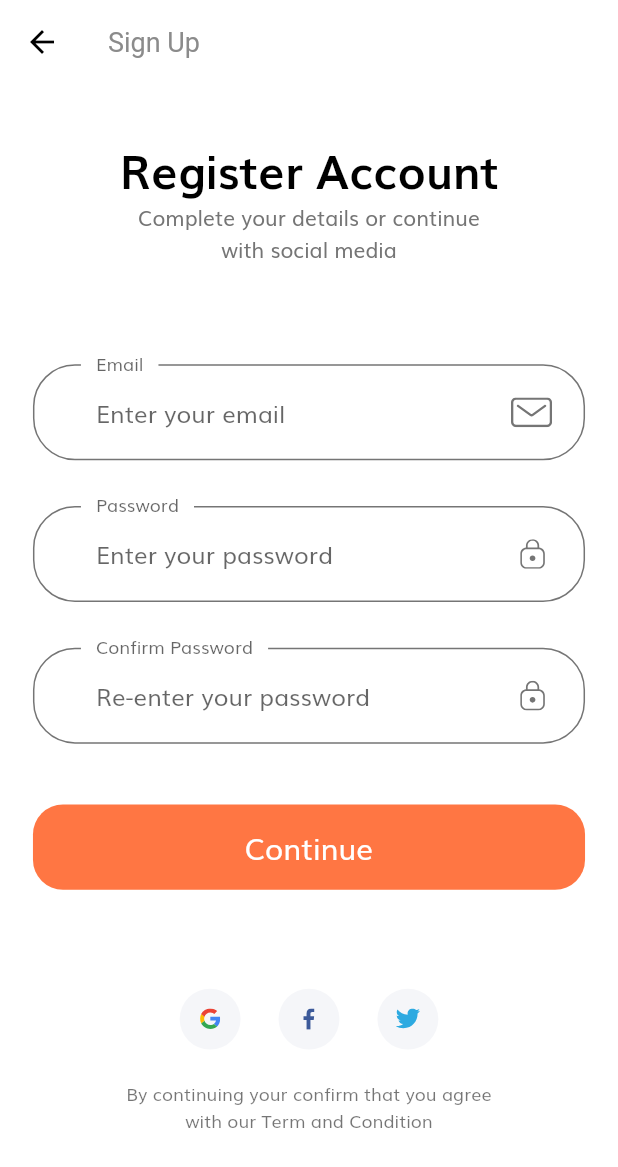
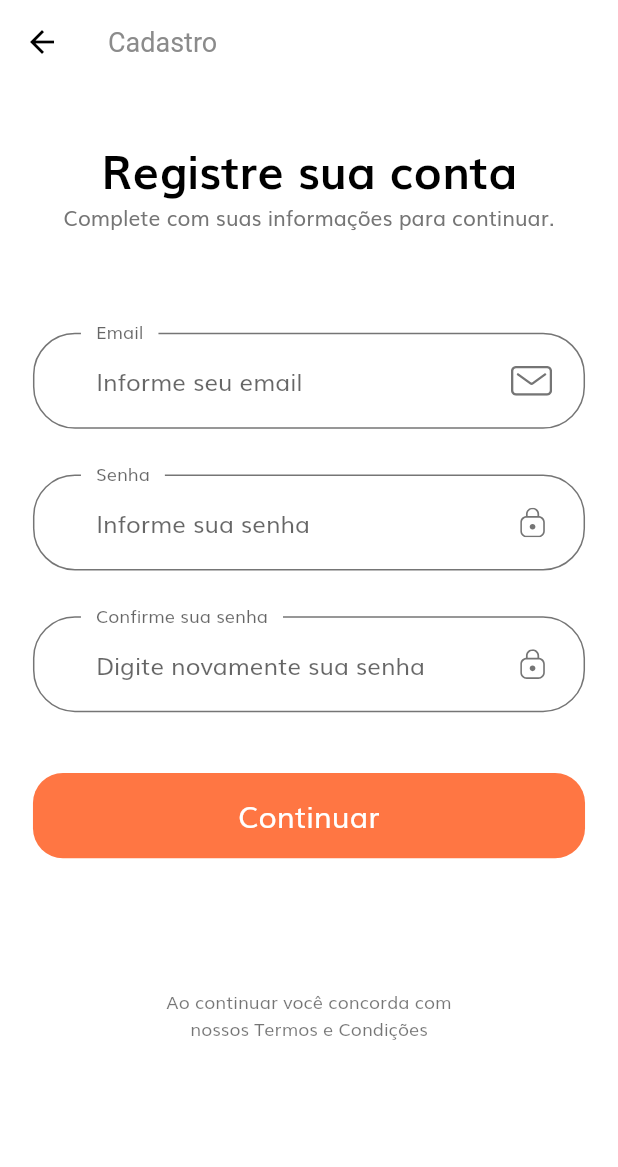
Before and after one commit to vasconceloscezar/in8_shop_app, a Flutter app: the SignUpScreen screen opened by its route, on a phone screen of 412 x 824 dp. Shown: the top 1167 px of the screen. Run offline on Flutter 3.47's test engine with Material 2 defaults, Android fonts, the phone set to English and light mode, and no system bars; our stand-ins replace flutter_svg; network calls fail.

Commit message:
fix: translations

```diff
--- a/lib/components/no_account_text.dart
+++ b/lib/components/no_account_text.dart
@@ -15,13 +15,13 @@ class NoAccountText extends StatelessWidget {
       mainAxisAlignment: MainAxisAlignment.center,
       children: [
         Text(
-          "Don’t have an account? ",
+          "Ainda não tem uma conta? ",
           style: TextStyle(fontSize: getProportionateScreenWidth(16)),
         ),
         GestureDetector(
           onTap: () => Navigator.pushNamed(context, SignUpScreen.routeName),
           child: Text(
-            "Sign Up",
+            "Cadastre-se",
             style: TextStyle(
                 fontSize: getProportionateScreenWidth(16),
                 color: kPrimaryColor),
--- a/lib/screens/complete_profile/complete_profile_screen.dart
+++ b/lib/screens/complete_profile/complete_profile_screen.dart
@@ -10,7 +10,7 @@ class CompleteProfileScreen extends StatelessWidget {
   Widget build(BuildContext context) {
     return Scaffold(
       appBar: AppBar(
-        title: const Text('Sign Up'),
+        title: const Text('Cadastro'),
       ),
       body: const Body(),
     );
--- a/lib/screens/complete_profile/components/body.dart
+++ b/lib/screens/complete_profile/components/body.dart
@@ -19,16 +19,16 @@ class Body extends StatelessWidget {
             child: Column(
               children: [
                 SizedBox(height: SizeConfig.screenHeight * 0.03),
-                Text("Complete Profile", style: headingStyle),
+                Text("Finalizar perfil", style: headingStyle),
                 const Text(
-                  "Complete your details or continue  \nwith social media",
+                  "Complete com suas informações para continuar.",
                   textAlign: TextAlign.center,
                 ),
                 SizedBox(height: SizeConfig.screenHeight * 0.06),
-                CompleteProfileForm(),
+                const CompleteProfileForm(),
                 SizedBox(height: getProportionateScreenHeight(30)),
                 Text(
-                  "By continuing your confirm that you agree \nwith our Term and Condition",
+                  'Ao continuar você concorda com \nnossos Termos e Condições',
                   textAlign: TextAlign.center,
                   style: Theme.of(context).textTheme.caption,
                 ),
--- a/lib/screens/complete_profile/components/complete_profile_form.dart
+++ b/lib/screens/complete_profile/components/complete_profile_form.dart
@@ -11,7 +11,7 @@ class CompleteProfileForm extends StatefulWidget {
   const CompleteProfileForm({super.key});
 
   @override
-  _CompleteProfileFormState createState() => _CompleteProfileFormState();
+  State<CompleteProfileForm> createState() => _CompleteProfileFormState();
 }
 
 class _CompleteProfileFormState extends State<CompleteProfileForm> {
@@ -54,7 +54,7 @@ class _CompleteProfileFormState extends State<CompleteProfileForm> {
           FormError(errors: errors),
           SizedBox(height: getProportionateScreenHeight(40)),
           DefaultButton(
-            text: "continue",
+            text: "Continuar",
             press: () {
               if (_formKey.currentState!.validate()) {
                 Navigator.pushNamed(context, ProfileScreen.routeName);
@@ -83,8 +83,8 @@ class _CompleteProfileFormState extends State<CompleteProfileForm> {
         return null;
       },
       decoration: const InputDecoration(
-        labelText: "Address",
-        hintText: "Enter your phone address",
+        labelText: "Endereço",
+        hintText: "Informe seu endereço",
         // If  you are using latest version of flutter then lable text and hint text shown like this
         // if you r using flutter less then 1.20.* then maybe this is not working properly
         floatingLabelBehavior: FloatingLabelBehavior.always,
@@ -112,8 +112,8 @@ class _CompleteProfileFormState extends State<CompleteProfileForm> {
         return null;
       },
       decoration: const InputDecoration(
-        labelText: "Phone Number",
-        hintText: "Enter your phone number",
+        labelText: "Celular",
+        hintText: "Informe o número do seu celular.",
         // If  you are using latest version of flutter then lable text and hint text shown like this
         // if you r using flutter less then 1.20.* then maybe this is not working properly
         floatingLabelBehavior: FloatingLabelBehavior.always,
@@ -126,8 +126,8 @@ class _CompleteProfileFormState extends State<CompleteProfileForm> {
     return TextFormField(
       onSaved: (newValue) => lastName = newValue,
       decoration: const InputDecoration(
-        labelText: "Last Name",
-        hintText: "Enter your last name",
+        labelText: "Sobrenome",
+        hintText: "Informe seu sobrenome",
         // If  you are using latest version of flutter then lable text and hint text shown like this
         // if you r using flutter less then 1.20.* then maybe this is not working properly
         floatingLabelBehavior: FloatingLabelBehavior.always,
@@ -153,8 +153,8 @@ class _CompleteProfileFormState extends State<CompleteProfileForm> {
         return null;
       },
       decoration: const InputDecoration(
-        labelText: "First Name",
-        hintText: "Enter your first name",
+        labelText: "Nome",
+        hintText: "Informe seu nome",
         // If  you are using latest version of flutter then lable text and hint text shown like this
         // if you r using flutter less then 1.20.* then maybe this is not working properly
         floatingLabelBehavior: FloatingLabelBehavior.always,
--- a/lib/screens/sign_in/components/sign_form.dart
+++ b/lib/screens/sign_in/components/sign_form.dart
@@ -60,13 +60,13 @@ class _SignFormState extends State<SignForm> {
                   });
                 },
               ),
-              const Text("Remember me"),
+              const Text("Lembrar de mim"),
               const Spacer(),
               GestureDetector(
                 onTap: () => Navigator.pushNamed(
                     context, ForgotPasswordScreen.routeName),
                 child: const Text(
-                  "Forgot Password",
+                  "Esqueci a senha",
                   style: TextStyle(decoration: TextDecoration.underline),
                 ),
               )
@@ -75,7 +75,7 @@ class _SignFormState extends State<SignForm> {
           FormError(errors: errors),
           SizedBox(height: getProportionateScreenHeight(20)),
           DefaultButton(
-            text: "Continue",
+            text: "Continuar",
             press: () {
               if (_formKey.currentState!.validate()) {
                 _formKey.currentState!.save();
@@ -113,8 +113,8 @@ class _SignFormState extends State<SignForm> {
         return null;
       },
       decoration: const InputDecoration(
-        labelText: "Password",
-        hintText: "Enter your password",
+        labelText: "Senha",
+        hintText: "Informe sua senha",
         // If  you are using latest version of flutter then lable text and hint text shown like this
         // if you r using flutter less then 1.20.* then maybe this is not working properly
         floatingLabelBehavior: FloatingLabelBehavior.always,
@@ -147,7 +147,7 @@ class _SignFormState extends State<SignForm> {
       },
       decoration: const InputDecoration(
         labelText: "Email",
-        hintText: "Enter your email",
+        hintText: "Informe seu email",
         // If  you are using latest version of flutter then lable text and hint text shown like this
         // if you r using flutter less then 1.20.* then maybe this is not working properly
         floatingLabelBehavior: FloatingLabelBehavior.always,
--- a/lib/screens/sign_in/sign_in_screen.dart
+++ b/lib/screens/sign_in/sign_in_screen.dart
@@ -10,7 +10,7 @@ class SignInScreen extends StatelessWidget {
   Widget build(BuildContext context) {
     return Scaffold(
       appBar: AppBar(
-        title: const Text("Sign In"),
+        title: const Text("Entrar"),
       ),
       body: const Body(),
     );
--- a/lib/screens/sign_up/components/body.dart
+++ b/lib/screens/sign_up/components/body.dart
@@ -20,34 +20,17 @@ class Body extends StatelessWidget {
             child: Column(
               children: [
                 SizedBox(height: SizeConfig.screenHeight * 0.04), // 4%
-                Text("Register Account", style: headingStyle),
+                Text("Registre sua conta", style: headingStyle),
                 const Text(
-                  "Complete your details or continue \nwith social media",
+                  "Complete com suas informações para continuar.",
                   textAlign: TextAlign.center,
                 ),
                 SizedBox(height: SizeConfig.screenHeight * 0.08),
                 const SignUpForm(),
                 SizedBox(height: SizeConfig.screenHeight * 0.08),
-                Row(
-                  mainAxisAlignment: MainAxisAlignment.center,
-                  children: [
-                    SocalCard(
-                      icon: "assets/icons/google-icon.svg",
-                      press: () {},
-                    ),
-                    SocalCard(
-                      icon: "assets/icons/facebook-2.svg",
-                      press: () {},
-                    ),
-                    SocalCard(
-                      icon: "assets/icons/twitter.svg",
-                      press: () {},
-                    ),
-                  ],
-                ),
                 SizedBox(height: getProportionateScreenHeight(20)),
                 Text(
-                  'By continuing your confirm that you agree \nwith our Term and Condition',
+                  'Ao continuar você concorda com \nnossos Termos e Condições',
                   textAlign: TextAlign.center,
                   style: Theme.of(context).textTheme.caption,
                 )
--- a/lib/screens/sign_up/components/sign_up_form.dart
+++ b/lib/screens/sign_up/components/sign_up_form.dart
@@ -11,7 +11,7 @@ class SignUpForm extends StatefulWidget {
   const SignUpForm({super.key});
 
   @override
-  _SignUpFormState createState() => _SignUpFormState();
+  State<SignUpForm> createState() => _SignUpFormState();
 }
 
 class _SignUpFormState extends State<SignUpForm> {
@@ -52,7 +52,7 @@ class _SignUpFormState extends State<SignUpForm> {
           FormError(errors: errors),
           SizedBox(height: getProportionateScreenHeight(40)),
           DefaultButton(
-            text: "Continue",
+            text: "Continuar",
             press: () {
               if (_formKey.currentState!.validate()) {
                 _formKey.currentState!.save();
@@ -89,8 +89,8 @@ class _SignUpFormState extends State<SignUpForm> {
         return null;
       },
       decoration: const InputDecoration(
-        labelText: "Confirm Password",
-        hintText: "Re-enter your password",
+        labelText: "Confirme sua senha",
+        hintText: "Digite novamente sua senha",
         // If  you are using latest version of flutter then lable text and hint text shown like this
         // if you r using flutter less then 1.20.* then maybe this is not working properly
         floatingLabelBehavior: FloatingLabelBehavior.always,
@@ -122,8 +122,8 @@ class _SignUpFormState extends State<SignUpForm> {
         return null;
       },
       decoration: const InputDecoration(
-        labelText: "Password",
-        hintText: "Enter your password",
+        labelText: "Senha",
+        hintText: "Informe sua senha",
         // If  you are using latest version of flutter then lable text and hint text shown like this
         // if you r using flutter less then 1.20.* then maybe this is not working properly
         floatingLabelBehavior: FloatingLabelBehavior.always,
@@ -156,7 +156,7 @@ class _SignUpFormState extends State<SignUpForm> {
       },
       decoration: const InputDecoration(
         labelText: "Email",
-        hintText: "Enter your email",
+        hintText: "Informe seu email",
         // If  you are using latest version of flutter then lable text and hint text shown like this
         // if you r using flutter less then 1.20.* then maybe this is not working properly
         floatingLabelBehavior: FloatingLabelBehavior.always,
--- a/lib/screens/sign_up/sign_up_screen.dart
+++ b/lib/screens/sign_up/sign_up_screen.dart
@@ -10,7 +10,7 @@ class SignUpScreen extends StatelessWidget {
   Widget build(BuildContext context) {
     return Scaffold(
       appBar: AppBar(
-        title: const Text("Sign Up"),
+        title: const Text("Cadastro"),
       ),
       body: const Body(),
     );
```
Also changed, not shown: lib/screens/sign_in/components/body.dart (+2 -19 lines).
